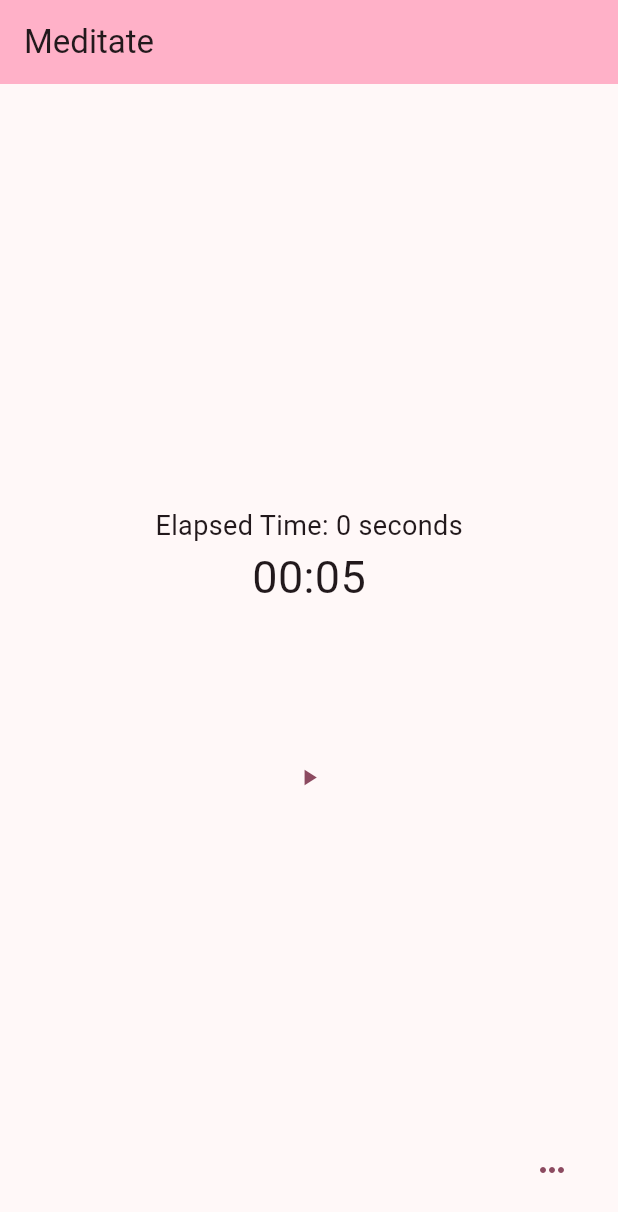
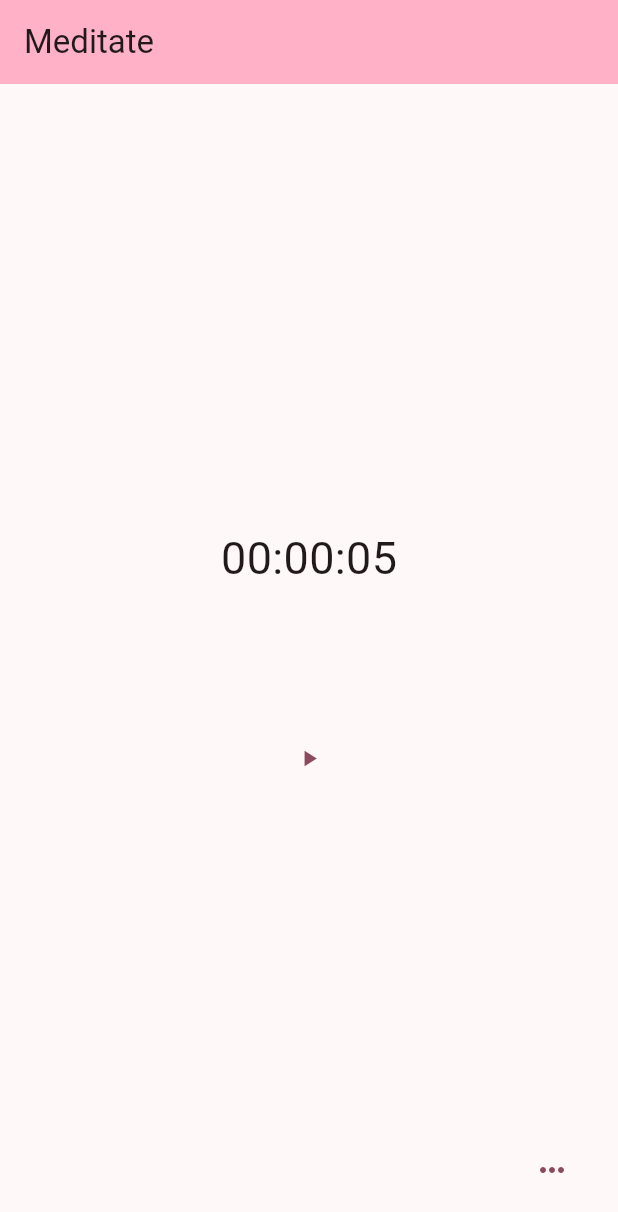
Before and after one commit to rablume/meditate, a Flutter app: the screen it shows after launch, on a phone screen of 412 x 824 dp. Shown: the top 1212 px of the screen. Run offline on Flutter 3.47's test engine with Material 3 defaults, Android fonts, the phone set to English and light mode, and no system bars; our stand-ins replace clock.

Commit message:
add hours to timer display

```diff
--- a/lib/constants.dart
+++ b/lib/constants.dart
@@ -1 +1,2 @@
 const int DEFAULT_TIMER_SECONDS = 5;
+const String RESET_TEXT = 'Reset';
--- a/lib/main.dart
+++ b/lib/main.dart
@@ -198,10 +198,10 @@ class _MyHomePageState extends State<MyHomePage> {
                         children: <Widget>[
                           Column(
                             children: [
-                              Text(
-                                'Elapsed Time: ${timerProvider.elapsed.inSeconds} seconds',
-                                style: const TextStyle(fontSize: 18),
-                              ),
+                              // Text(
+                              //   'Elapsed Time: ${timerProvider.elapsed.inSeconds} seconds',
+                              //   style: const TextStyle(fontSize: 18),
+                              // ),
                               Text(
                                 Utils.formatDuration(timerProvider.seconds),
                                 style: const TextStyle(fontSize: 30),
@@ -220,7 +220,7 @@ class _MyHomePageState extends State<MyHomePage> {
                                         timerProvider.isFinished,
                                     child: TextButton(
                                       onPressed: timerProvider.reset,
-                                      child: const Text('Reset'),
+                                      child: const Text(Constants.RESET_TEXT),
                                     ),
                                   )
                                 ],
@@ -250,7 +250,6 @@ class _MyHomePageState extends State<MyHomePage> {
                   foregroundColor: colorScheme.primary,
                   backgroundColor: colorScheme.surface,
                   onPressed: () => {},
-                  tooltip: 'settings',
                   elevation: 0.0, // No shadow
                   child: const Icon(Icons.more_horiz),
                 )
--- a/lib/utils.dart
+++ b/lib/utils.dart
@@ -3,5 +3,6 @@ String formatDuration(int seconds) {
   String twoDigits(int n) => n.toString().padLeft(2, '0');
   String twoDigitMinutes = twoDigits(duration.inMinutes.remainder(60));
   String twoDigitSeconds = twoDigits(duration.inSeconds.remainder(60));
-  return '$twoDigitMinutes:$twoDigitSeconds';
+  String twoDigitHours = twoDigits(duration.inHours);
+  return '$twoDigitHours:$twoDigitMinutes:$twoDigitSeconds';
 }
```
Also changed, not shown: 1 other file.
